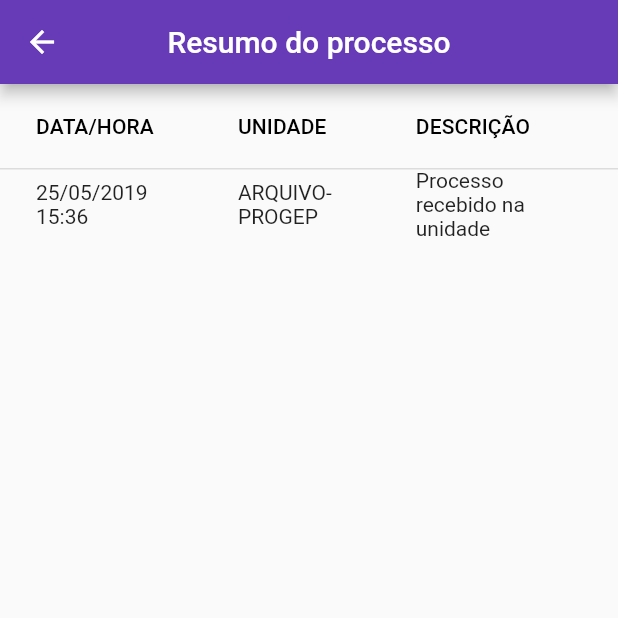
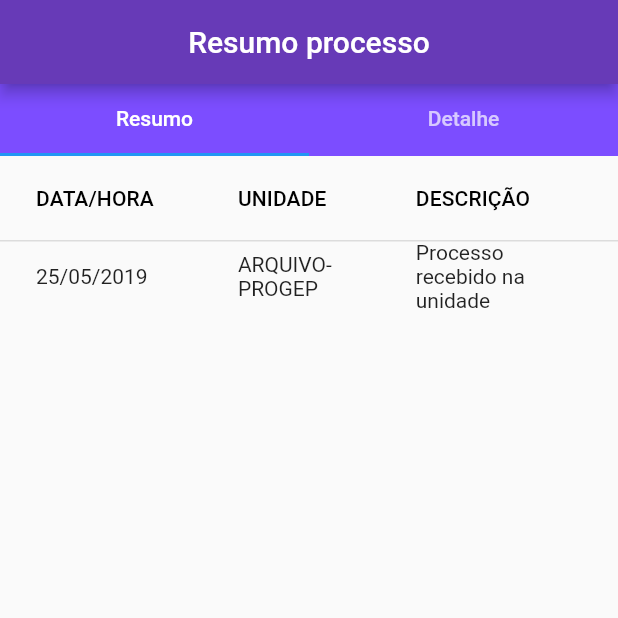
Before and after one commit to DennisVerissimo/webscraper_sei, a Flutter app: the screen it shows after launch, after a tap on the "line style" icon, after a tap on "Viagem", on a phone screen of 412 x 824 dp, the top half of it. Run offline on Flutter 3.47's test engine with Material 2 defaults, Android fonts, the phone set to English and light mode, and no system bars.

Commit message:
Tela resumo processo tab bar

```diff
--- a/scrap_sei/lib/ui/resumo_processo.dart
+++ b/scrap_sei/lib/ui/resumo_processo.dart
@@ -9,9 +9,93 @@ class ResumoProcesso extends StatefulWidget {
 
 class _ResumoProcessoState extends State<ResumoProcesso> {
 
+  @override
+  Widget build(BuildContext context) {
+    return new MaterialApp(
+      home: new Scaffold(
+        appBar: new AppBar(
+          backgroundColor: Colors.deepPurple,
+          title: new Text('Resumo processo'),
+          centerTitle: true,
+        ),
 
+        body: new DefaultTabController(
+          length: 2,
+          child: new Column(
+            children: <Widget>[
+              new Container(
+                constraints: BoxConstraints(maxHeight: 50.0),
+                child: new Material(
+                  color: Colors.deepPurpleAccent,
+                  child: new TabBar(
+                    tabs: [
+                      Tab(
+                          text: "Resumo",
+                      ),
+                      Tab(
+                          text: "Detalhe",
+                      ),
+                    ],
+                  ),
+                ),
+              ),
+              new Expanded(
+                child: new TabBarView(
+                  children: [
+                    DataTable(
+                        columns: <DataColumn>[
+                          DataColumn(label: Text("DATA/HORA")
+                          ),
+                          DataColumn(label: Text("UNIDADE")
+                          ),
+                          DataColumn(label: Text("DESCRIÇÃO")
+                          ),
+                        ]
+                        ,
+                        rows: [
+                          DataRow(cells: [
+                            DataCell(Text("25/05/2019")
+                            ),
+                            DataCell(Text("ARQUIVO- PROGEP")
+                            ),
+                            DataCell(Text("Processo recebido na unidade")
+                            ),
+                          ])
+                        ]
+                    ),
+                    DataTable(
+                        columns: <DataColumn>[
+                          DataColumn(label: Text(" ")
+                          ),
+                          DataColumn(label: Text(" ")
+                          ),
+                          DataColumn(label: Text(" ")
+                          ),
+                        ]
+                        ,
+                        rows: [
+                          DataRow(cells: [
+                            DataCell(Text(" ")
+                            ),
+                            DataCell(Text(" ")
+                            ),
+                            DataCell(Text(" ")
+                            ),
+                          ])
+                        ]
+                    ),
+                  ],
+                ),
+              ),
+            ],
+          ),
+        ),
+      ),
+    );
+  }
+}
 
-  @override
+ /* @override
   Widget build(BuildContext context) {
 
     return Scaffold(
@@ -50,7 +134,7 @@ class _ResumoProcessoState extends State<ResumoProcesso> {
         ),
     );
   }
-}
+} */
 
 
 /* Table(
```
